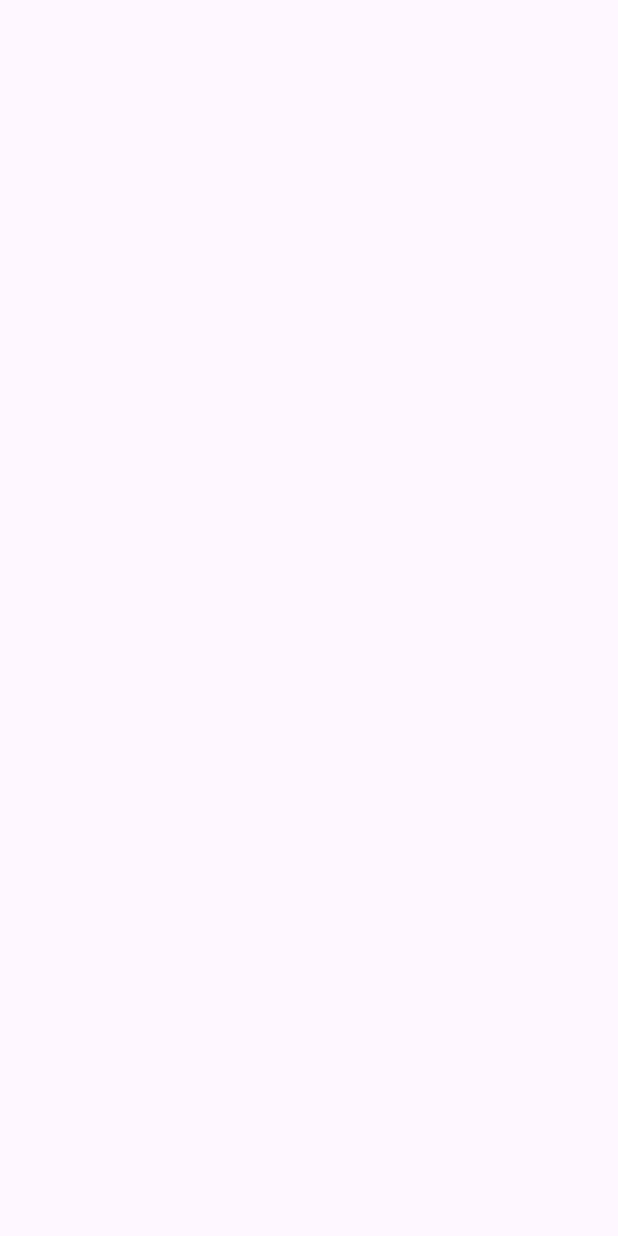
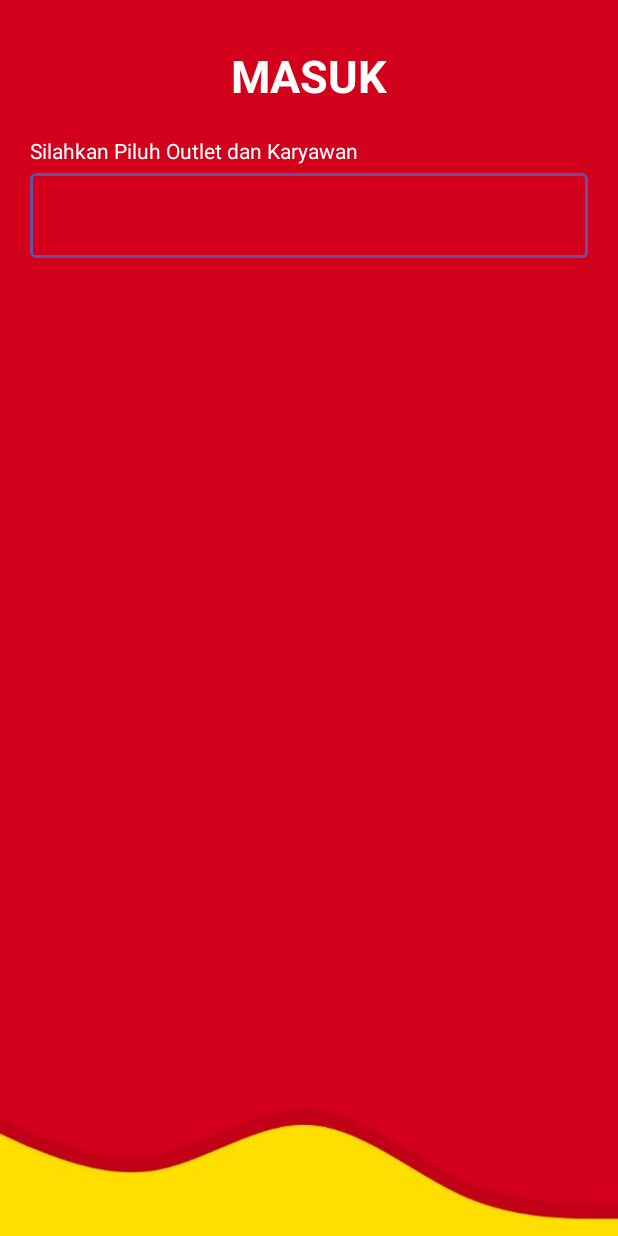
Before and after one commit to RifqiR3/chimoy, an Android app: the login_page screen opened directly, with no data from a screen before it, on a phone screen of 412 x 824 dp. Before the commit the screen is empty. Run offline under Robolectric (Android 15) with nearby library versions, the phone set to English and light mode, and no system bars.

Commit message:
Update login page sama l6a6d66666 f6au6z6an 6kntll6l

```diff
--- a/app/src/main/AndroidManifest.xml
+++ b/app/src/main/AndroidManifest.xml
@@ -12,6 +12,9 @@
         android:supportsRtl="true"
         android:theme="@style/Theme.TesPushGit"
         tools:targetApi="31">
+        <activity
+            android:name=".landing_page"
+            android:exported="false" />
         <activity
             android:name=".riwayat_page"
             android:exported="false" />
--- a/app/src/main/res/layout/activity_login_page.xml
+++ b/app/src/main/res/layout/activity_login_page.xml
@@ -4,6 +4,48 @@
     xmlns:tools="http://schemas.android.com/tools"
     android:layout_width="match_parent"
     android:layout_height="match_parent"
-    tools:context=".login_page">
+    tools:context=".login_page"
+    android:orientation="vertical"
+    android:background="@drawable/loginpagebg">
+
+    <TextView
+        android:layout_width="match_parent"
+        android:layout_height="wrap_content"
+        android:text="MASUK"
+        android:textColor="@color/white"
+        android:textStyle="bold"
+        android:textAlignment="center"
+        android:textSize="30dp"
+        android:layout_marginTop="30dp"/>
+
+    <LinearLayout
+        android:layout_width="match_parent"
+        android:layout_height="match_parent"
+        android:padding="20dp"
+        android:orientation="vertical">
+
+        <TextView
+            android:layout_width="wrap_content"
+            android:layout_height="wrap_content"
+            android:text="Silahkan Piluh Outlet dan Karyawan"
+            android:textColor="@color/white"
+            android:textSize="14sp"
+            />
+
+        <com.google.android.material.textfield.TextInputLayout
+            android:layout_width="match_parent"
+            android:layout_height="wrap_content">
+
+            <com.google.android.material.textfield.TextInputEditText
+                android:layout_width="match_parent"
+                android:layout_height="wrap_content">
+
+
+            </com.google.android.material.textfield.TextInputEditText>
+
+        </com.google.android.material.textfield.TextInputLayout>
+    </LinearLayout>
+
+
 
 </LinearLayout>
```
Also changed, not shown: app/src/main/java/com/example/mobileumkm/landing_page.java (added, +14 -0 lines), app/src/main/res/layout/activity_landing_page.xml (added, +10 -0 lines), app/src/main/res/drawable/landingpagebg.jpg (added), app/src/main/res/drawable/loginpagebg.jpg (added).
